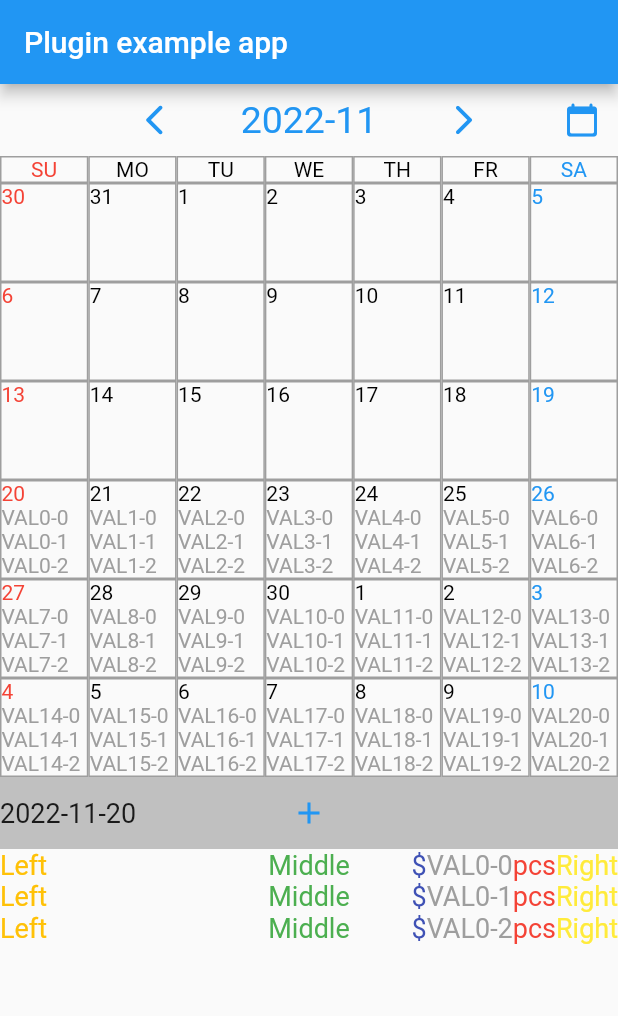
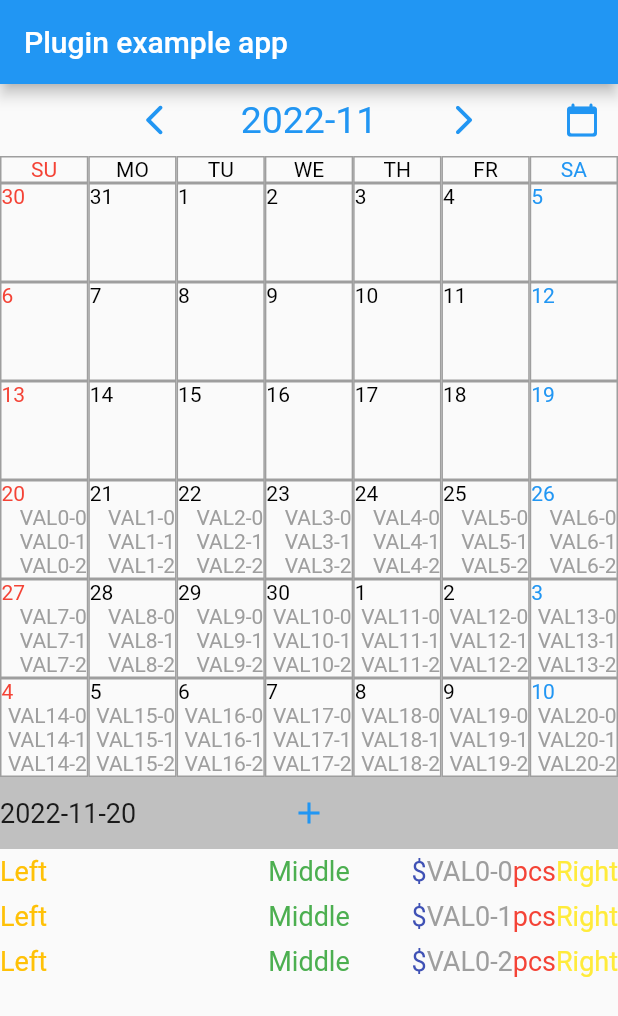
Before and after one commit to Tomohiro-Uchida/u_calendar_view_dart, a Flutter app: the screen it shows after launch, on a phone screen of 412 x 824 dp. Shown: the top 1016 px of the screen. Run offline on Flutter 3.47's test engine with Material 2 defaults, Android fonts, the phone set to English and light mode, and no system bars; our stand-ins replace plugin_platform_interface.

Commit message:
ListView Delete OK.

```diff
--- a/example/lib/main.dart
+++ b/example/lib/main.dart
@@ -5,6 +5,7 @@ import 'package:flutter/services.dart';
 import 'package:u_calendar_view_dart/generated/l10n.dart';
 import 'package:u_calendar_view_dart/u_calendar_view_dart.dart';
 import 'package:flutter_localizations/flutter_localizations.dart';
+import 'package:uuid/uuid.dart';
 
 void main() {
   runApp(const MyApp());
@@ -56,6 +57,7 @@ class _MyAppState extends State<MyApp> {
     for (int i=0; i<7*6; i++) {
       for (int j=0; j<3; j++) {
         UCEntry entry = UCEntry();
+        entry.applicationTag = Uuid().v1.toString();
         entry.date = DateTime.now().add(Duration(days: i));
         entry.leftLabel ="Left";
         entry.leftLabelColor = Colors.amber;
@@ -69,6 +71,9 @@ class _MyAppState extends State<MyApp> {
         entry.unitEndColor = Colors.red;
         entry.rightLabel ="Right";
         entry.rightLabelColor = Colors.yellow;
+        entry.tableFontSize = 14.0;
+        entry.listFontSize = 18.0;
+        entry.tableAlignment = Alignment.centerRight;
         ucEntries.add(entry);
       }
     }
--- a/example/pubspec.yaml
+++ b/example/pubspec.yaml
@@ -29,6 +29,7 @@ dependencies:
   # The following adds the Cupertino Icons font to your application.
   # Use with the CupertinoIcons class for iOS style icons.
   cupertino_icons: ^1.0.2
+  uuid: ^3.0.7
 
 dev_dependencies:
   flutter_test:
@@ -82,4 +83,4 @@ flutter:
   #
   # For details regarding fonts from package dependencies,
   # see https://flutter.dev/custom-fonts/#from-packages
-version: 1.0.0+1
+version: 0.0.1+1
--- a/lib/u_calendar_view_dart.dart
+++ b/lib/u_calendar_view_dart.dart
@@ -463,11 +463,30 @@ class _UCMonthState extends State<UCMonth> {
           ])),
       Expanded(
           child: ListView.builder(
+              itemExtent: 30.0,
               itemCount:
                   entriesOfTheDay[selectedDate.difference(startDate).inDays]
                       .length,
               itemBuilder: (context, index) {
-                return Stack(children: <Widget>[
+                return Dismissible(
+                    key: UniqueKey(),
+                    direction: DismissDirection.endToStart,
+                    background: Container(
+                      alignment: AlignmentDirectional.centerEnd,
+                      color: Colors.red,
+                      child: const Icon(
+                        Icons.delete,
+                        color: Colors.white,
+                      ),
+                    ),
+                    onDismissed: (direction) {
+                      if (direction == DismissDirection.endToStart) {
+                        // 右から左にスワイプされた時
+                      } else {
+                        // それ以外
+                      }
+                    },
+                    child: Stack(children: <Widget>[
                       Container(
                           alignment: Alignment.centerLeft,
                           child: Text(
@@ -500,8 +519,7 @@ class _UCMonthState extends State<UCMonth> {
                                           .difference(startDate)
                                           .inDays][index]
                                       .listFontSize))),
-                  Row(
-                      children: <Widget>[
+                      Row(children: <Widget>[
                         const Spacer(),
                         Container(
                             alignment: Alignment.centerRight,
@@ -567,9 +585,8 @@ class _UCMonthState extends State<UCMonth> {
                                             .difference(startDate)
                                             .inDays][index]
                                         .listFontSize)))
-                      ]
-                  )
-                ]);
+                      ])
+                    ]));
               }))
     ]);
   }
```
Also changed, not shown: example/pubspec.lock. Lines whose indentation alone changed are shown as unchanged.
